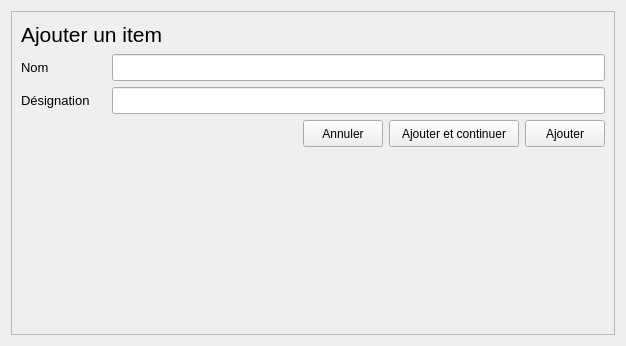
Qt form 2nd project/ui/item/ajouter.ui (aitemrar-younes/PyQt_learning) before a commit.
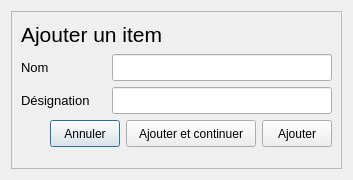
The same form after that commit.

Diff of the .ui file:
```diff
--- a/2nd project/ui/item/ajouter.ui
+++ b/2nd project/ui/item/ajouter.ui
@@ -1,13 +1,13 @@
 <?xml version="1.0" encoding="UTF-8"?>
 <ui version="4.0">
- <class>Form</class>
- <widget class="QWidget" name="Form">
+ <class>Dialog</class>
+ <widget class="QDialog" name="Dialog">
   <property name="geometry">
    <rect>
     <x>0</x>
     <y>0</y>
-    <width>626</width>
-    <height>346</height>
+    <width>353</width>
+    <height>180</height>
    </rect>
   </property>
   <property name="windowTitle">
@@ -202,7 +202,7 @@
         <property name="sizeHint" stdset="0">
          <size>
           <width>20</width>
-          <height>163</height>
+          <height>2</height>
          </size>
         </property>
        </spacer>
```
Left out of the diff: 2 changed lines with no effect on the pictures.
